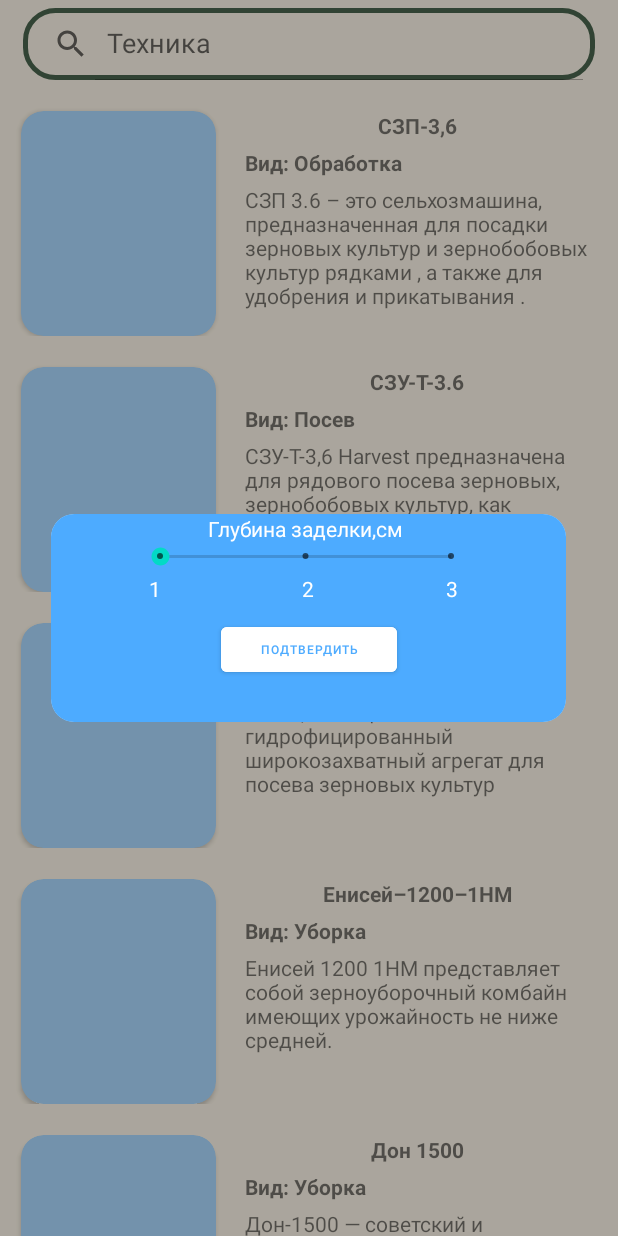
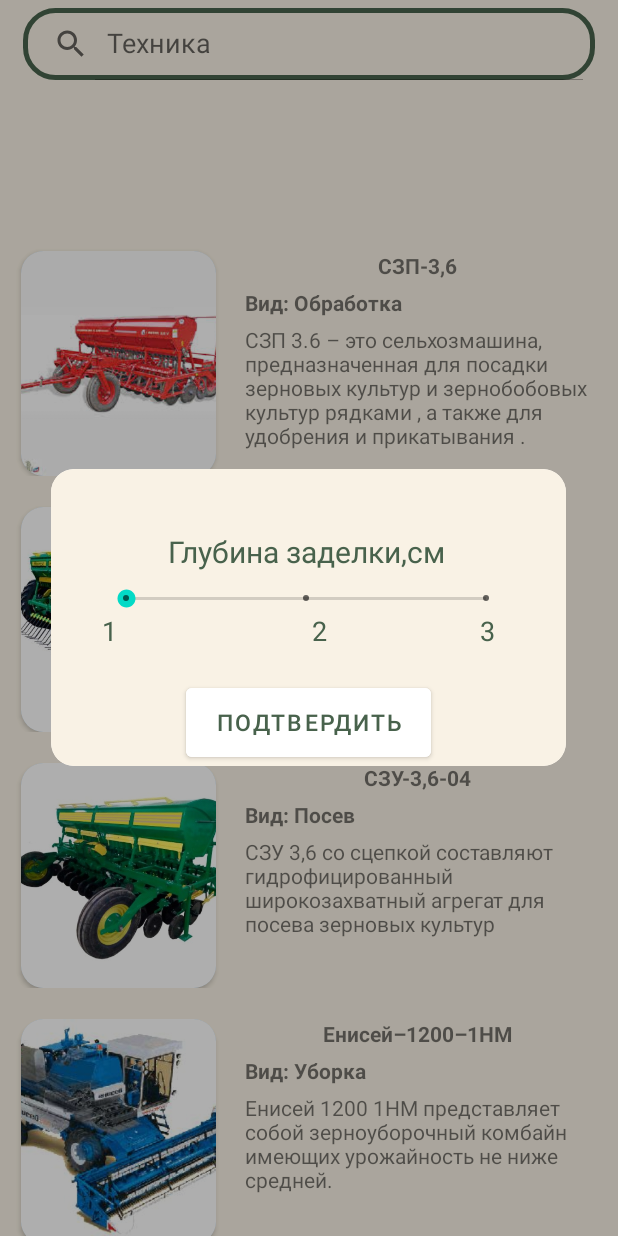
Before and after one commit to prolapsed-kneecap/Siberia, an Android app: the TechsFragment screen opened through its navigation route, after a tap on "СЗП-3,6", on a phone screen of 412 x 824 dp. Run offline under Robolectric (Android 15) with nearby library versions, the phone set to English and light mode, and no system bars; libraries missing offline, so code that uses them is left out: com.getkeepsafe.taptargetview, uk.co.samuelwall; 1 statement that could not run was skipped.

Commit message:
new disagin version 1.0

```diff
--- a/app/src/main/java/com/charkosoff/siberia/classes/Technics.kt
+++ b/app/src/main/java/com/charkosoff/siberia/classes/Technics.kt
@@ -10,13 +10,13 @@ class Technics(val name: String) {
         "Енисей–1200–1НМ" -> R.string.description_enisey
         else -> R.string.description_don
     }
-   /* val image = when (name) {
-        "СЗП-3,6" -> R.string.description_szp_3_6
-        "СЗУ-Т-3.6" -> R.string.description_szu_t
-        "СЗУ-3,6-04" -> R.string.description_szu_3
-        "Енисей–1200–1НМ" -> R.string.description_enisey
-        else -> R.string.description_don
-    } */
+    val image = when (name) {
+        "СЗП-3,6" -> R.drawable.szp
+        "СЗУ-Т-3.6" ->R.drawable.szytt
+        "СЗУ-3,6-04" -> R.drawable.szy
+        "Енисей–1200–1НМ" -> R.drawable.inesei
+        else -> R.drawable.don
+    }
     val family = when(name) {
         "Енисей–1200–1НМ", "Дон 1500" -> "Уборка"
        "СЗП-3,6" -> "Обработка"
--- a/app/src/main/java/com/charkosoff/siberia/fragment/TechsFragment.kt
+++ b/app/src/main/java/com/charkosoff/siberia/fragment/TechsFragment.kt
@@ -88,8 +88,11 @@ class TechsFragment : Fragment() {
         fun bind(data: String, position: Int) {
             techsListBinding.techNameTextView.text = data
             val selectedTech = TechnicsList.technics[position]
+
+
             techsListBinding.description.setText(selectedTech.description)
             techsListBinding.family.text = "Вид: " + selectedTech.family
+            techsListBinding.techRes.setImageResource(selectedTech.image)
             itemView.setOnClickListener {
 
                 //if(eventMaster.isTechChoiceRight(Data.currentEvent, TechnicsList.technics[position]))
--- a/app/src/main/res/layout/dialog_techs.xml
+++ b/app/src/main/res/layout/dialog_techs.xml
@@ -2,67 +2,32 @@
 <androidx.constraintlayout.widget.ConstraintLayout xmlns:android="http://schemas.android.com/apk/res/android"
     xmlns:app="http://schemas.android.com/apk/res-auto"
     xmlns:tools="http://schemas.android.com/tools"
-    android:background="#4DABFF"
     android:layout_width="match_parent"
-    android:layout_height="match_parent">
-
-    <LinearLayout
-        android:id="@+id/cardView2"
-        android:layout_width="233dp"
-        android:layout_height="17dp"
-        android:orientation="horizontal"
-        app:layout_constraintBottom_toBottomOf="parent"
-        app:layout_constraintEnd_toEndOf="parent"
-        app:layout_constraintStart_toStartOf="parent"
-        app:layout_constraintTop_toTopOf="parent"
-        app:layout_constraintVertical_bias="0.33"
-        tools:ignore="MissingConstraints">
-
-        <TextView
-            android:id="@+id/textView"
-            android:layout_width="95dp"
-            android:layout_height="wrap_content"
-            android:layout_weight="1"
-            android:text="   1"
-            android:textColor="@color/white" />
-
-        <TextView
-            android:id="@+id/textView2"
-            android:layout_width="76dp"
-            android:layout_height="wrap_content"
-            android:layout_weight="1"
-            android:text="2"
-            android:textColor="@color/white" />
-
-        <TextView
-            android:id="@+id/textView3"
-            android:layout_width="wrap_content"
-            android:layout_height="wrap_content"
-            android:layout_weight="1"
-            android:text=" 3"
-            android:textColor="@color/white" />
-
-
-    </LinearLayout>
+    android:layout_height="match_parent"
+    android:background="#F9F2E5">
 
     <LinearLayout
         android:id="@+id/linearLayout2"
-        android:layout_width="226dp"
-        android:layout_height="40dp"
+        android:layout_width="272dp"
+        android:layout_height="78dp"
+        android:layout_marginTop="20dp"
         android:layout_weight="1"
         android:orientation="vertical"
-        app:layout_constraintBottom_toTopOf="@+id/cardView2"
+        app:layout_constraintBottom_toTopOf="@+id/btn_dialog_accept"
         app:layout_constraintEnd_toEndOf="parent"
         app:layout_constraintHorizontal_bias="0.481"
-        app:layout_constraintStart_toStartOf="parent">
+        app:layout_constraintStart_toStartOf="parent"
+        app:layout_constraintTop_toTopOf="parent">
 
         <TextView
             android:id="@+id/textView5"
             android:layout_width="match_parent"
-            android:layout_height="wrap_content"
+            android:layout_height="36dp"
             android:gravity="center_horizontal"
+
             android:text="Глубина заделки,см"
-            android:textColor="@color/white" />
+            android:textColor="#48624C"
+            android:textSize="20dp" />
 
         <SeekBar
 
@@ -73,23 +38,59 @@
             android:max="2"
             android:progress="0" />
 
+        <LinearLayout
+            android:id="@+id/cardView2"
+            android:layout_width="match_parent"
+            android:layout_height="wrap_content"
+            android:orientation="horizontal"
+            tools:ignore="MissingConstraints">
+
+
+            <TextView
+                android:id="@+id/textView2"
+                android:layout_width="116dp"
+                android:layout_height="wrap_content"
+                android:layout_weight="1"
+                android:text="1"
+                android:textColor="#48624C"
+                android:textSize="18dp" />
+
+            <TextView
+                android:id="@+id/textView"
+                android:layout_width="111dp"
+                android:layout_height="wrap_content"
+                android:layout_weight="1"
+                android:text="   2"
+                android:textSize="18dp"
+                android:textColor="#48624C" />
+
+            <TextView
+                android:id="@+id/textView3"
+                android:layout_width="wrap_content"
+                android:layout_height="wrap_content"
+                android:layout_weight="1"
+                android:text=" 3"
+                android:textSize="18dp"
+                android:textColor="#48624C" />
+        </LinearLayout>
+
     </LinearLayout>
 
     <Button
         android:id="@+id/btn_dialog_accept"
-        android:layout_width="117dp"
-        android:layout_height="42dp"
-        android:layout_marginTop="12dp"
+        android:layout_width="163dp"
+        android:layout_height="58dp"
+        android:layout_marginTop="140dp"
         android:backgroundTint="@color/white"
+
         android:text="подтвердить"
-
-        android:textColor="#4DABFF"
-        android:textSize="8dp"
+        android:textColor="#48624C"
 
 
+        android:textSize="15dp"
         app:layout_constraintEnd_toEndOf="parent"
         app:layout_constraintStart_toStartOf="parent"
-        app:layout_constraintTop_toBottomOf="@+id/cardView2" />
+        app:layout_constraintTop_toTopOf="parent" />
 
 
 </androidx.constraintlayout.widget.ConstraintLayout>
--- a/app/src/main/res/layout/fragment_techs.xml
+++ b/app/src/main/res/layout/fragment_techs.xml
@@ -11,23 +11,25 @@
 
         android:layout_width="match_parent"
         android:layout_height="wrap_content"
+        android:layout_marginStart="15dp"
         android:layout_marginTop="5dp"
-    android:layout_marginStart="15dp"
         android:layout_marginEnd="15dp"
+        android:background="@drawable/custom_back_search"
         android:gravity="center_horizontal"
         android:iconifiedByDefault="false"
         android:queryHint="Техника"
-    android:background="@drawable/custom_back_search"
         app:layout_constraintEnd_toEndOf="parent"
         app:layout_constraintStart_toStartOf="parent"
         app:layout_constraintTop_toTopOf="parent" />
 
     <androidx.recyclerview.widget.RecyclerView
         android:id="@+id/tech_recycler_view"
-        android:layout_width="match_parent"
-        android:layout_height="wrap_content"
-        android:layout_marginTop="15dp"
+        android:layout_width="412dp"
+        android:layout_height="662dp"
         android:background="@color/back"
+        app:layout_constraintBottom_toBottomOf="parent"
+        app:layout_constraintEnd_toEndOf="parent"
+        app:layout_constraintStart_toStartOf="parent"
         app:layout_constraintTop_toBottomOf="@+id/searchView"
-        tools:layout_editor_absoluteX="0dp" />
+        app:layout_constraintVertical_bias="1.0" />
 </androidx.constraintlayout.widget.ConstraintLayout>
```
Also changed, not shown: app/src/main/res/layout/field_item.xml (+8 -7 lines), app/src/main/res/layout/fragment_culture.xml (+7 -3 lines), app/src/main/res/layout/fragment_fertilizers.xml (+8 -3 lines), app/src/main/res/layout/fragment_main.xml (+59 -36 lines), app/src/main/res/drawable-v24/don.jpg (added), app/src/main/res/drawable-v24/inesei.jpg (added), app/src/main/res/drawable-v24/szp.jpg (added), app/src/main/res/drawable-v24/szy.jpg (added), app/src/main/res/drawable-v24/szytt.jpg (added). Lines whose indentation alone changed are shown as unchanged.
